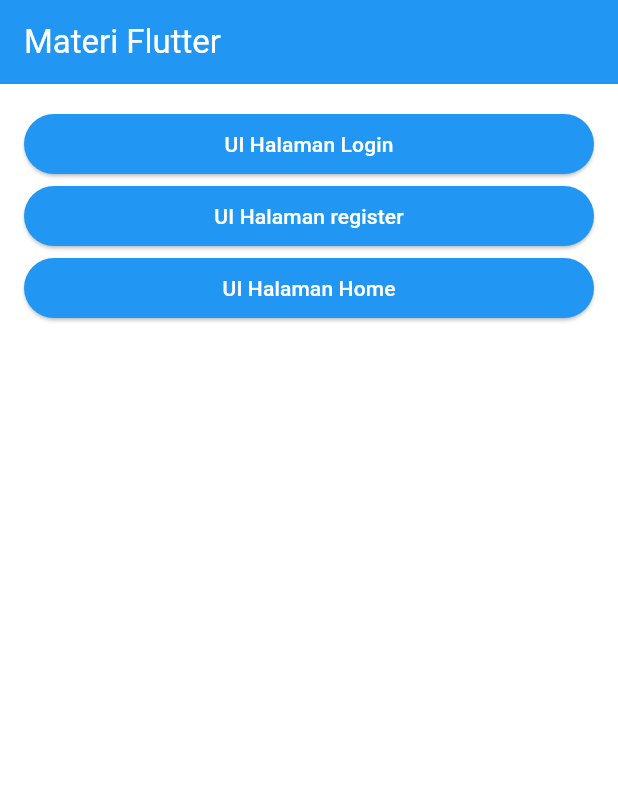
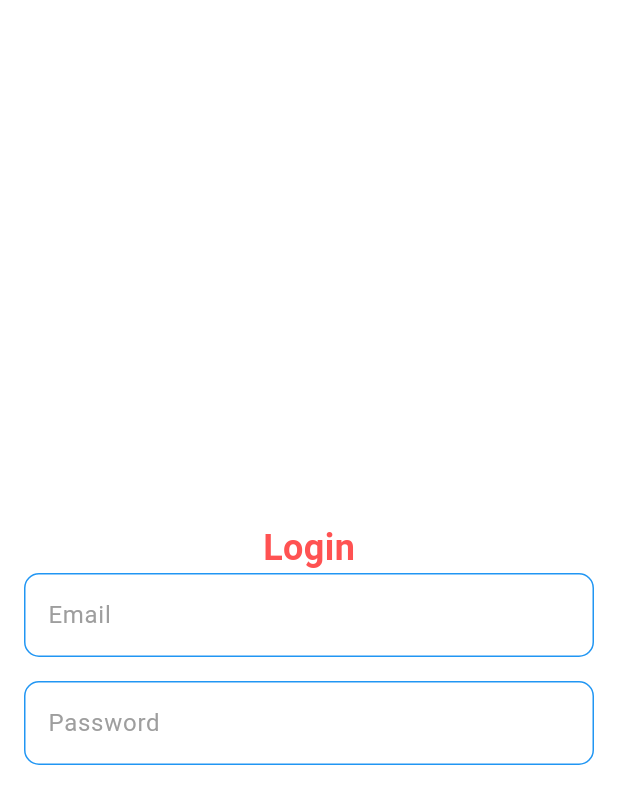
Before and after one commit to adipramanadev/pelajaranflutter, a Flutter app: the screen it shows after launch, after a tap on "UI Halaman Login", on a phone screen of 412 x 824 dp. Shown: the top 804 px of the screen. Run offline on Flutter 3.47's test engine with Material 3 defaults, Android fonts, the phone set to English and light mode, and no system bars.

Commit message:
tambahan halaman LOGIN

```diff
--- /dev/null
+++ b/lib/halamanpertama.dart
@@ -0,0 +1,91 @@
+import 'package:flutter/material.dart';
+
+class HalamanPertama extends StatefulWidget {
+  const HalamanPertama({super.key});
+
+  @override
+  State<HalamanPertama> createState() => _HalamanPertamaState();
+}
+
+class _HalamanPertamaState extends State<HalamanPertama> {
+  @override
+  Widget build(BuildContext context) {
+    return Scaffold(
+      backgroundColor: Colors.white,
+      body: Align(
+        alignment: Alignment.center,
+        child: Padding(
+          padding: const EdgeInsets.fromLTRB(16.0, 50.0, 16.0, 16.0),
+          child: SingleChildScrollView(
+            child: Column(
+              children: [
+                Text(
+                  'Login',
+                  textAlign: TextAlign.start,
+                  style: TextStyle(
+                    fontSize: 24,
+                    fontWeight: FontWeight.bold,
+                    color: Colors.redAccent,
+                  ),
+                ),
+                TextField(
+                  textAlign: TextAlign.start,
+                  style: TextStyle(
+                    fontWeight: FontWeight.w400,
+                    fontStyle: FontStyle.normal,
+                    color: Colors.black,
+                  ),
+                  decoration: InputDecoration(
+                    disabledBorder: OutlineInputBorder(
+                      borderRadius: BorderRadius.circular(10),
+                      borderSide: BorderSide(color: Colors.blue, width: 1.0),
+                    ),
+                    focusedBorder: OutlineInputBorder(
+                      borderRadius: BorderRadius.circular(10),
+                      borderSide: BorderSide(color: Colors.blue, width: 1.0),
+                    ),
+                    enabledBorder: OutlineInputBorder(
+                      borderRadius: BorderRadius.circular(10),
+                      borderSide: BorderSide(color: Colors.blue, width: 1.0),
+                    ),
+                    hintText: 'Email',
+                    hintStyle: TextStyle(fontSize: 16, color: Colors.grey),
+                    filled: true,
+                    fillColor: Colors.white,
+                  ),
+                ),
+                SizedBox(height: 16.0),
+                TextField(
+                  textAlign: TextAlign.start,
+                  style: TextStyle(
+                    fontWeight: FontWeight.w400,
+                    fontStyle: FontStyle.normal,
+                    color: Colors.black,
+                  ),
+                  decoration: InputDecoration(
+                    disabledBorder: OutlineInputBorder(
+                      borderRadius: BorderRadius.circular(10),
+                      borderSide: BorderSide(color: Colors.blue, width: 1.0),
+                    ),
+                    focusedBorder: OutlineInputBorder(
+                      borderRadius: BorderRadius.circular(10),
+                      borderSide: BorderSide(color: Colors.blue, width: 1.0),
+                    ),
+                    enabledBorder: OutlineInputBorder(
+                      borderRadius: BorderRadius.circular(10),
+                      borderSide: BorderSide(color: Colors.blue, width: 1.0),
+                    ),
+                    hintText: 'Password',
+                    hintStyle: TextStyle(fontSize: 16, color: Colors.grey),
+                    filled: true,
+                    fillColor: Colors.white,
+                  ),
+                ),
+              ],
+            ),
+          ),
+        ),
+      ),
+    );
+  }
+}
--- a/lib/menu.dart
+++ b/lib/menu.dart
@@ -1,3 +1,4 @@
+import 'package:buttonflutter/halamanpertama.dart';
 import 'package:flutter/material.dart';
 
 class MateriFlutter extends StatelessWidget {
@@ -28,10 +29,17 @@
                   onPressed: () {
                     // Navigate to the menu screen
                     print('halaman pertama');
+                    Navigator.push(
+                      context,
+                      // Use the named route to navigate to HalamanPertama
+                      MaterialPageRoute(builder: (context) => const HalamanPertama()),
+                    );
+
                   },
                   child: const Text('UI Halaman Login'),
                 ),
               ),
+              SizedBox(height: 16.0),
               SizedBox(
                 width: double.infinity,
                 child: ElevatedButton(
@@ -46,6 +54,7 @@
                   child: const Text('UI Halaman register'),
                 ),
               ),
+              SizedBox(height: 16.0),
               SizedBox(
                 width: double.infinity,
                 child: ElevatedButton(
```
